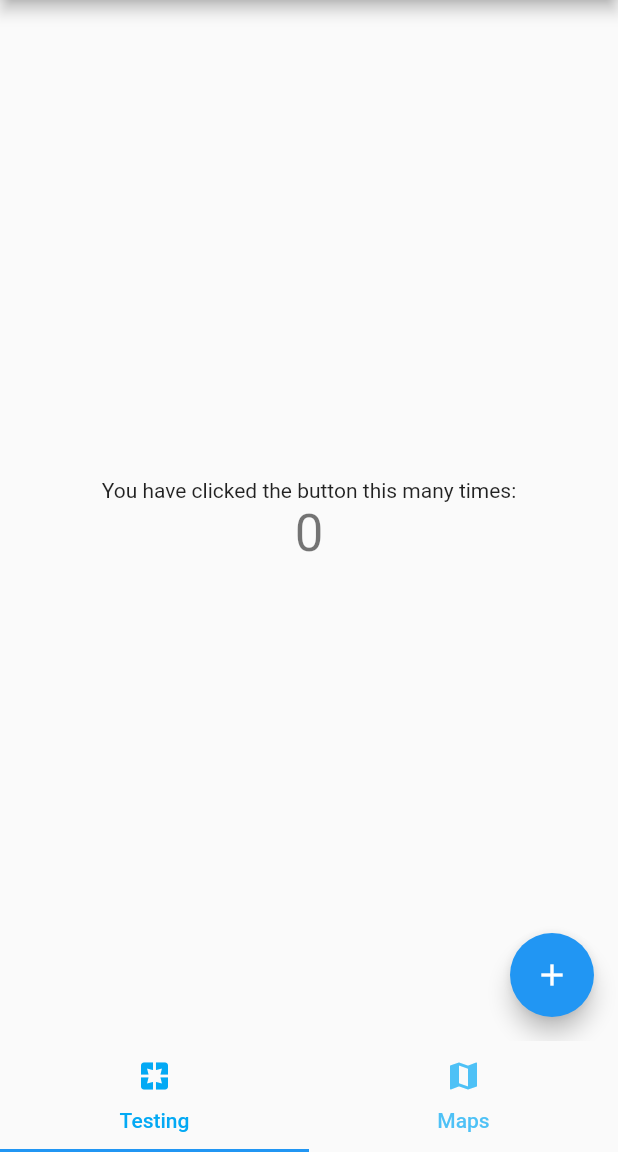
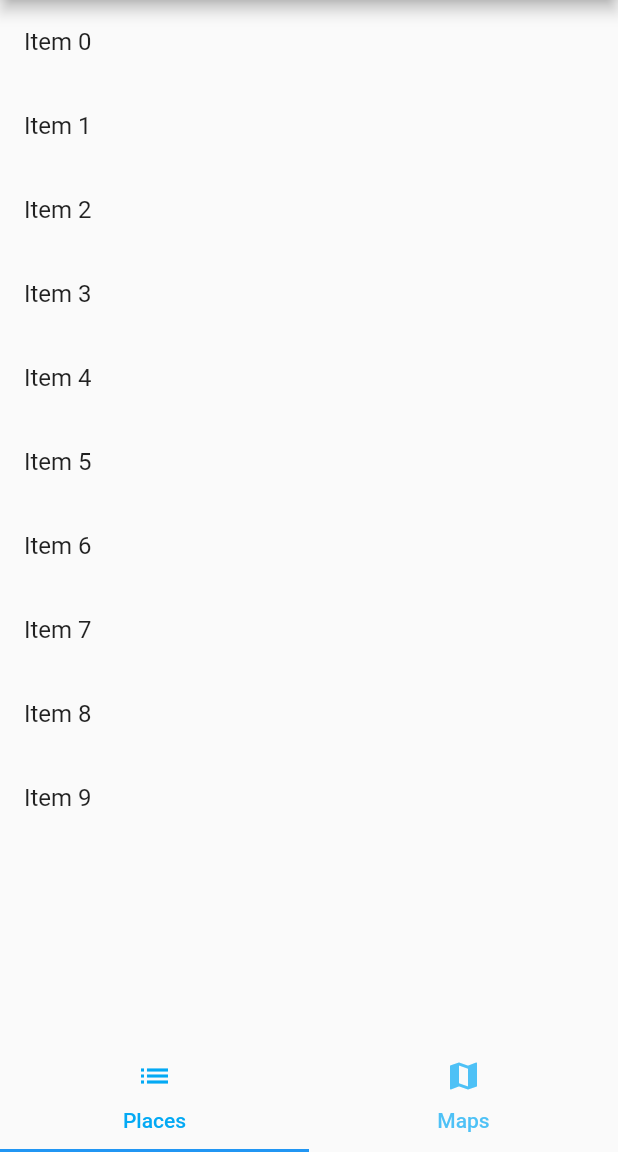
Before and after one commit to arolihas/Barhop, a Flutter app: the screen it shows after launch, on a phone screen of 412 x 824 dp, the part 84-1236 px from its top. Run offline on Flutter 3.47's test engine with Material 2 defaults, Android fonts, the phone set to English and light mode, and no system bars; our stand-ins replace geolocator, google_maps_flutter; missing offline and left inert: google_maps_webservice.

Commit message:
Incorporated ListView into placeholder tab

```diff
--- a/lib/main.dart
+++ b/lib/main.dart
@@ -1,5 +1,5 @@
 import 'package:flutter/material.dart';
-import 'package:flutter/rendering.dart';
+import 'package:flutter/foundation.dart';
 import 'package:google_maps_flutter/google_maps_flutter.dart';
 import 'package:geolocator/geolocator.dart';
 import 'package:google_maps_webservice/places.dart';
@@ -9,21 +9,11 @@ void main() {
 }
 
 class MyApp extends StatelessWidget {
-  // This widget is the root of your application.
   @override
   Widget build(BuildContext context) {
     return MaterialApp(
-      title: 'Flutter Demo',
+      title: 'BarHop',
       theme: ThemeData(
-        // This is the theme of your application.
-        //
-        // Try running your application with "flutter run". You'll see the
-        // application has a blue toolbar. Then, without quitting the app, try
-        // changing the primarySwatch below to Colors.green and then invoke
-        // "hot reload" (press "r" in the console where you ran "flutter run",
-        // or simply save your changes to "hot reload" in a Flutter IDE).
-        // Notice that the counter didn't reset back to zero; the application
-        // is not restarted.
         primarySwatch: Colors.blue,
         // This makes the visual density adapt to the platform that you run
         // the app on. For desktop platforms, the controls will be smaller and
@@ -39,8 +29,8 @@ class MyApp extends StatelessWidget {
           bottomNavigationBar: TabBar(
             tabs: [
               Tab(
-                icon: Icon(Icons.pages),
-                text: 'Testing'
+                icon: Icon(Icons.list),
+                text: 'Places'
               ),
               Tab(
                 icon: Icon(Icons.map),
@@ -50,7 +40,7 @@ class MyApp extends StatelessWidget {
             labelColor: Colors.lightBlue,
           ),
           body: TabBarView(children: <Widget>[
-            MyHomePage(),
+            PlaceList(),
             Maps()
           ],
           )
@@ -60,8 +50,8 @@ class MyApp extends StatelessWidget {
   }
 }
 
-class MyHomePage extends StatefulWidget {
-  MyHomePage({Key key, this.title}) : super(key: key);
+class PlaceList extends StatefulWidget {
+  PlaceList({Key key, this.title}) : super(key: key);
 
   // This widget is the home page of your application. It is stateful, meaning
   // that it has a State object (defined below) that contains fields that affect
@@ -75,67 +65,23 @@ class MyHomePage extends StatefulWidget {
   final String title;
 
   @override
-  _MyHomePageState createState() => _MyHomePageState();
+  _PlaceListState createState() => _PlaceListState();
 }
 
-class _MyHomePageState extends State<MyHomePage> {
-  int _counter = 0;
-
-  void _incrementCounter() {
-    setState(() {
-      // This call to setState tells the Flutter framework that something has
-      // changed in this State, which causes it to rerun the build method below
-      // so that the display can reflect the updated values. If we changed
-      // _counter without calling setState(), then the build method would not be
-      // called again, and so nothing would appear to happen.
-      _counter++;
-    });
-  }
+class _PlaceListState extends State<PlaceList> {
+  List<String> items = List<String>.generate(10, (i) => "Item $i");
 
   @override
   Widget build(BuildContext context) {
-    // This method is rerun every time setState is called, for instance as done
-    // by the _incrementCounter method above.
-    //
-    // The Flutter framework has been optimized to make rerunning build methods
-    // fast, so that you can just rebuild anything that needs updating rather
-    // than having to individually change instances of widgets.
     return Scaffold(
-      body: Center(
-        // Center is a layout widget. It takes a single child and positions it
-        // in the middle of the parent.
-        child: Column(
-          // Column is also a layout widget. It takes a list of children and
-          // arranges them vertically. By default, it sizes itself to fit its
-          // children horizontally, and tries to be as tall as its parent.
-          //
-          // Invoke "debug painting" (press "p" in the console, choose the
-          // "Toggle Debug Paint" action from the Flutter Inspector in Android
-          // Studio, or the "Toggle Debug Paint" command in Visual Studio Code)
-          // to see the wireframe for each widget.
-          //
-          // Column has various properties to control how it sizes itself and
-          // how it positions its children. Here we use mainAxisAlignment to
-          // center the children vertically; the main axis here is the vertical
-          // axis because Columns are vertical (the cross axis would be
-          // horizontal).
-          mainAxisAlignment: MainAxisAlignment.center,
-          children: <Widget>[
-            Text(
-              'You have clicked the button this many times:',
-            ),
-            Text(
-              '$_counter',
-              style: Theme.of(context).textTheme.headline4,
-            ),
-          ],
-        ),
-      ),
-      floatingActionButton: FloatingActionButton(
-        onPressed: _incrementCounter,
-        tooltip: 'Increment',
-        child: Icon(Icons.add),
-      ), // This trailing comma makes auto-formatting nicer for build methods.
+      body: ListView.builder(
+        itemCount: items.length,
+        itemBuilder: (context, index) {
+          return ListTile(
+            title: Text('${items[index]}'),
+          );
+        },
+      )
     );
   }
 }
```
Also changed, not shown: pubspec.yaml (+7 -3 lines), pubspec.lock.
